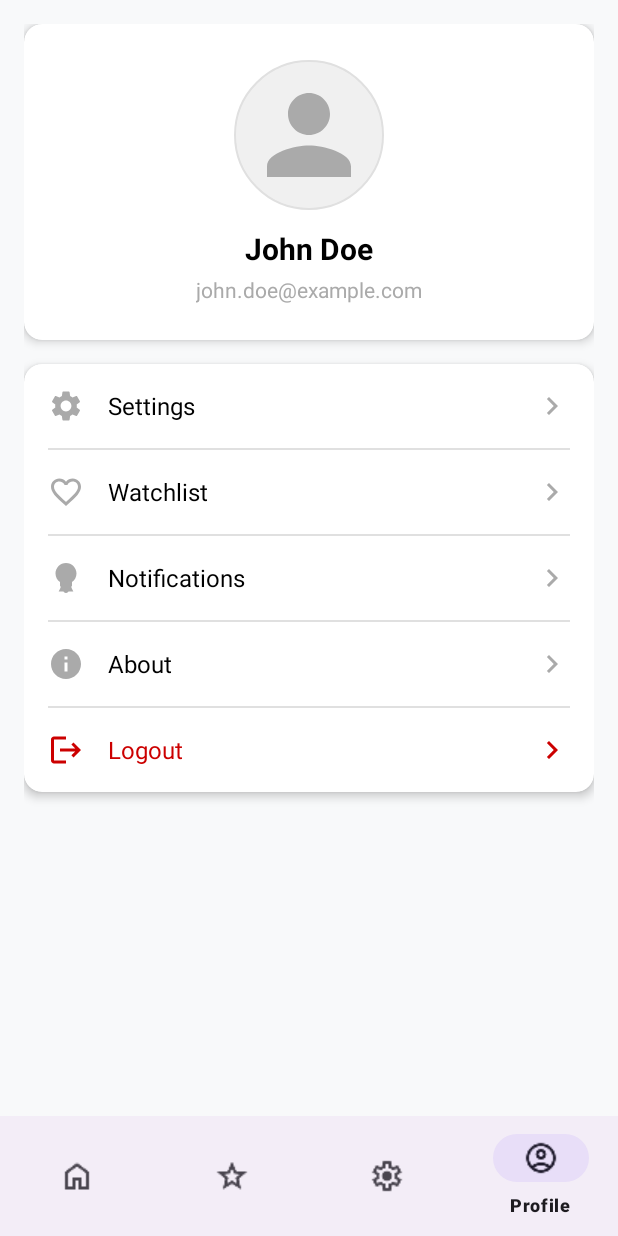
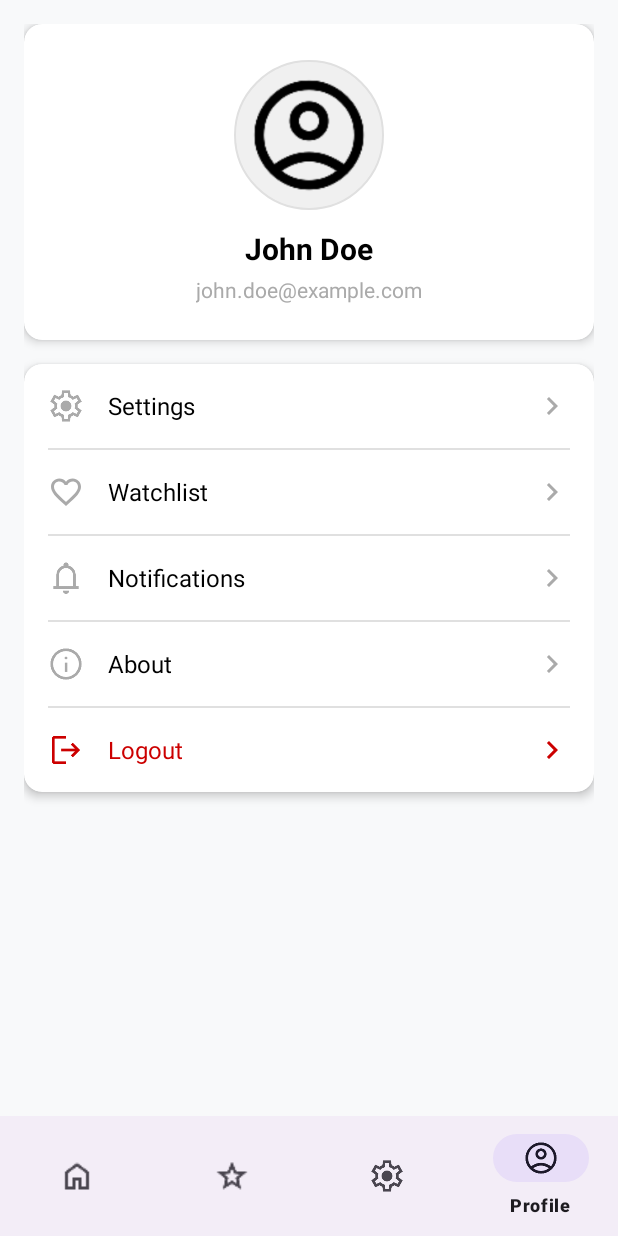
Before and after one commit to aaqwesas/iPAD, an Android app: the screen it shows after launch (MainActivity), item 4 of the bottom bar chosen, on a phone screen of 412 x 824 dp. Run offline under Robolectric (Android 15) with nearby library versions, the phone set to English and light mode, and no system bars.

Commit message:
update icons and settings page

```diff
--- a/app/src/main/res/drawable/ic_account_settings.xml
+++ /dev/null
@@ -1,10 +0,0 @@
-<vector xmlns:android="http://schemas.android.com/apk/res/android"
-    android:width="24dp"
-    android:height="24dp"
-    android:viewportWidth="24"
-    android:viewportHeight="24"
-    android:tint="@android:color/darker_gray">
-    <path
-        android:fillColor="@android:color/white"
-        android:pathData="M19.14,12.94c0.04,-0.3 0.06,-0.61 0.06,-0.94c0,-0.32 -0.02,-0.64 -0.07,-0.94l2.03,-1.58c0.18,-0.14 0.23,-0.41 0.12,-0.61l-1.92,-3.32c-0.12,-0.22 -0.37,-0.29 -0.59,-0.22l-2.39,0.96c-0.5,-0.38 -1.03,-0.7 -1.62,-0.94L14.4,2.81c-0.04,-0.24 -0.24,-0.41 -0.48,-0.41h-3.84c-0.24,0 -0.43,0.17 -0.47,0.41L9.25,5.35C8.66,5.59 8.12,5.92 7.63,6.29L5.24,5.33c-0.22,-0.08 -0.47,0 -0.59,0.22L2.74,8.87C2.62,9.08 2.66,9.34 2.86,9.48l2.03,1.58C4.84,11.36 4.8,11.69 4.8,12s0.02,0.64 0.07,0.94l-2.03,1.58c-0.18,0.14 -0.23,0.41 -0.12,0.61l1.92,3.32c0.12,0.22 0.37,0.29 0.59,0.22l2.39,-0.96c0.5,0.38 1.03,0.7 1.62,0.94l0.36,2.54c0.05,0.24 0.24,0.41 0.48,0.41h3.84c0.24,0 0.44,-0.17 0.47,-0.41l0.36,-2.54c0.59,-0.24 1.13,-0.56 1.62,-0.94l2.39,0.96c0.22,0.08 0.47,0 0.59,-0.22l1.92,-3.32c0.12,-0.22 0.07,-0.47 -0.12,-0.61L19.14,12.94zM12,15.6c-1.98,0 -3.6,-1.62 -3.6,-3.6s1.62,-3.6 3.6,-3.6s3.6,1.62 3.6,3.6S13.98,15.6 12,15.6z"/>
-</vector>
--- a/app/src/main/res/drawable/ic_info.xml
+++ /dev/null
@@ -1,10 +0,0 @@
-<vector xmlns:android="http://schemas.android.com/apk/res/android"
-    android:width="24dp"
-    android:height="24dp"
-    android:viewportWidth="24"
-    android:viewportHeight="24"
-    android:tint="@android:color/darker_gray">
-    <path
-        android:fillColor="@android:color/white"
-        android:pathData="M12,2C6.48,2 2,6.48 2,12s4.48,10 10,10 10,-4.48 10,-10S17.52,2 12,2zM13,17h-2v-6h2v6zM13,9h-2L11,7h2v2z"/>
-</vector>
--- a/app/src/main/res/drawable/ic_logout.xml
+++ /dev/null
@@ -1,10 +0,0 @@
-<vector xmlns:android="http://schemas.android.com/apk/res/android"
-    android:width="24dp"
-    android:height="24dp"
-    android:viewportWidth="24"
-    android:viewportHeight="24"
-    android:tint="@android:color/holo_red_dark">
-    <path
-        android:fillColor="@android:color/white"
-        android:pathData="M17,7l-1.41,1.41L18.17,11H8v2h10.17l-2.58,2.58L17,17l5,-5zM4,5h8V3H4c-1.1,0 -2,0.9 -2,2v14c0,1.1 0.9,2 2,2h8v-2H4V5z"/>
-</vector>
--- a/app/src/main/res/drawable/ic_notifications.xml
+++ /dev/null
@@ -1,10 +0,0 @@
-<vector xmlns:android="http://schemas.android.com/apk/res/android"
-    android:width="24dp"
-    android:height="24dp"
-    android:viewportWidth="24"
-    android:viewportHeight="24"
-    android:tint="@android:color/darker_gray">
-    <path
-        android:fillColor="@android:color/white"
-        android:pathData="M12,22c1.1,0 2,-0.9 2,-2h-4c0,1.1 0.89,2 2,2zM15.89,19c-0.23,-0.5 -0.39,-1.03 -0.49,-1.61L15.4,17c0,-0.83 -0.34,-1.6 -0.92,-2.17C13.92,14.27 13.15,14 12.32,14h-0.64C10.85,14 10.08,14.27 9.52,14.83 8.96,15.4 8.62,16.17 8.62,17l0,0.41c-0.1,0.58 -0.26,1.11 -0.49,1.61L7.11,21H16.89L15.89,19zM12,2C8.14,2 5,5.14 5,9c0,2.38 1.19,4.47 3,5.74L8,17c0,0.55 0.45,1 1,1h6c0.55,0 1,-0.45 1,-1v-2.26c1.81,-1.27 3,-3.36 3,-5.74C19,5.14 15.86,2 12,2z"/>
-</vector>
--- a/app/src/main/res/drawable/ic_profile_avatar.xml
+++ /dev/null
@@ -1,10 +0,0 @@
-<vector xmlns:android="http://schemas.android.com/apk/res/android"
-    android:width="24dp"
-    android:height="24dp"
-    android:viewportWidth="24"
-    android:viewportHeight="24"
-    android:tint="@android:color/darker_gray">
-    <path
-        android:fillColor="@android:color/white"
-        android:pathData="M12,12c2.21,0 4,-1.79 4,-4s-1.79,-4 -4,-4 -4,1.79 -4,4 1.79,4 4,4zM12,14c-2.67,0 -8,1.34 -8,4v2h16v-2c0,-2.66 -5.33,-4 -8,-4z"/>
-</vector>
--- a/app/src/main/res/layout/fragment_profile.xml
+++ b/app/src/main/res/layout/fragment_profile.xml
@@ -36,7 +36,7 @@
                     android:layout_width="100dp"
                     android:layout_height="100dp"
                     android:contentDescription="@string/avatar"
-                    android:src="@drawable/ic_profile_avatar"
+                    android:src="@drawable/profile"
                     android:background="@drawable/circle_background"
                     android:padding="8dp"
                     android:layout_marginBottom="12dp" />
@@ -91,7 +91,7 @@
                     android:layout_width="24dp"
                     android:layout_height="24dp"
                     android:contentDescription="@string/Settings"
-                    android:src="@drawable/ic_account_settings"
+                    android:src="@drawable/settings"
                     android:layout_marginEnd="16dp"
                     app:tint="@android:color/darker_gray" />
 
@@ -175,7 +175,7 @@
                     android:layout_width="24dp"
                     android:layout_height="24dp"
                     android:contentDescription="@string/notifications"
-                    android:src="@drawable/ic_notifications"
+                    android:src="@drawable/notification"
                     android:layout_marginEnd="16dp"
                     app:tint="@android:color/darker_gray" />
 
@@ -217,7 +217,7 @@
                     android:layout_width="24dp"
                     android:layout_height="24dp"
                     android:contentDescription="@string/info"
-                    android:src="@drawable/ic_info"
+                    android:src="@drawable/about"
                     android:layout_marginEnd="16dp"
                     app:tint="@android:color/darker_gray" />
 
@@ -259,7 +259,7 @@
                     android:layout_width="24dp"
                     android:layout_height="24dp"
                     android:contentDescription="@string/ic_logout"
-                    android:src="@drawable/ic_logout"
+                    android:src="@drawable/logout"
                     android:layout_marginEnd="16dp"
                     app:tint="@android:color/holo_red_dark" />
 
--- a/app/src/main/res/layout/fragment_watchlist.xml
+++ b/app/src/main/res/layout/fragment_watchlist.xml
@@ -10,7 +10,7 @@
     <TextView
         android:layout_width="wrap_content"
         android:layout_height="wrap_content"
-        android:text="Watchlist Page"
+        android:text="@string/Watchlist"
         android:textSize="24sp"
         android:textStyle="bold" />
 
```
Also changed, not shown: app/src/main/res/drawable/about.png (added), app/src/main/res/drawable/logout.png (added), app/src/main/res/drawable/notification.png (added), app/src/main/res/drawable/profile.png, app/src/main/res/drawable/settings.png.
